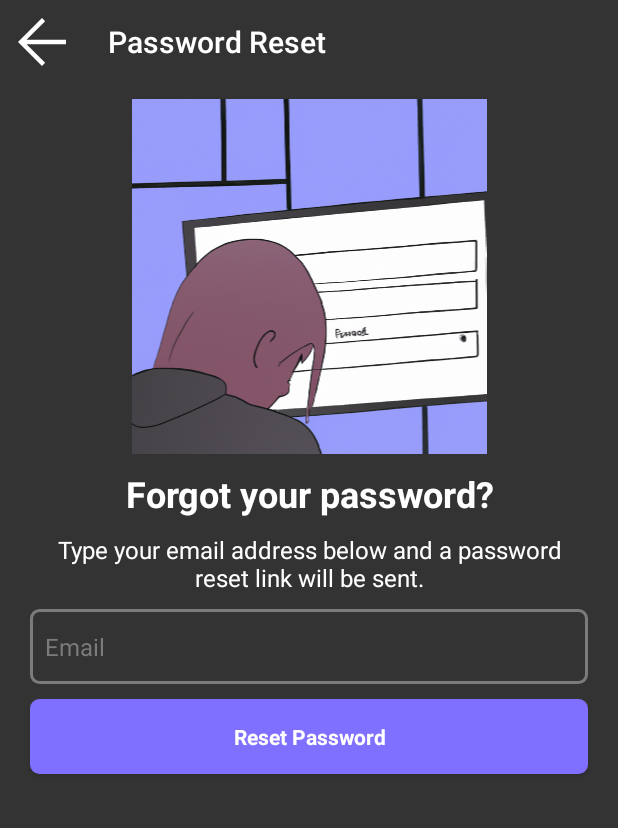
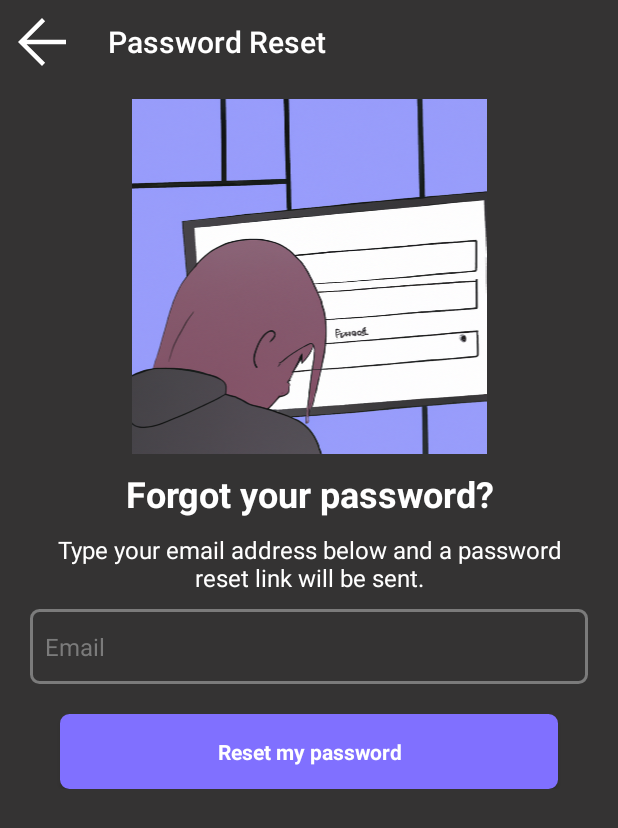
Before and after one commit to atomichades/hudlup-android-kotlin, an Android app: the ForgottenPasswordFragment screen opened through its navigation route, on a phone screen of 412 x 824 dp. Shown: the top 828 px of the screen. Run offline under Robolectric (Android 15) with nearby library versions, the phone set to English and light mode, and no system bars; our stand-ins replace Firebase (no records; nobody signed in at launch, a user with empty details on screens opened directly).

Commit message:
componentised the progress bar button

```diff
--- /dev/null
+++ b/app/src/main/java/com/example/hudlup/customComponent/ProgressButton.kt
@@ -0,0 +1,56 @@
+package com.example.hudlup.customComponent
+
+import android.animation.Animator
+import android.animation.AnimatorListenerAdapter
+import android.animation.ObjectAnimator
+import android.content.Context
+import android.util.AttributeSet
+import android.view.View
+import android.view.animation.LinearInterpolator
+import android.widget.Button
+import android.widget.ImageView
+import android.widget.ProgressBar
+import androidx.constraintlayout.widget.ConstraintLayout
+import com.example.hudlup.R
+
+
+class ProgressButton @JvmOverloads constructor(context: Context, attributeSet: AttributeSet, style: Int =0,
+): ConstraintLayout(context,attributeSet,style) {
+    var button: Button
+    var progressBar: ProgressBar
+    var image: ImageView
+    init {
+        inflate(context, R.layout.progressbutton_layout,this)
+        val customAttributesStyle = context.obtainStyledAttributes(attributeSet, R.styleable.ProgressButton, 0, 0)
+        button = findViewById<Button>(R.id.btn)
+        progressBar = findViewById<ProgressBar>(R.id.progressBar)
+        image = findViewById<ImageView>(R.id.tickImageView)
+        try {
+            button.text = customAttributesStyle.getString(R.styleable.ProgressButton_buttonText)
+        } finally {
+            customAttributesStyle.recycle()
+        }
+
+    }
+
+    fun animateSignInBtnSuccessful(completeMessage: String, duration:Long){
+        button.isEnabled = false // Disable button
+        image.visibility = View.INVISIBLE
+        progressBar.progress = 0 // reset progress
+        progressBar.visibility = View.VISIBLE
+        val anim = ObjectAnimator.ofInt(progressBar, "progress", 0, 100)
+        anim.duration = duration // Set the desired animation duration
+        button.text = completeMessage
+        anim.addListener(object : AnimatorListenerAdapter() {
+            override fun onAnimationEnd(animation: Animator) {
+                progressBar.visibility = View.GONE // Hide the progress bar
+                button.text = "" // Clear the button text
+                image.visibility = View.VISIBLE // Make the tick visible
+            }
+        })
+        val interpolator = LinearInterpolator()
+        anim.interpolator = interpolator
+        anim.start()
+    }
+
+}
--- a/app/src/main/java/com/example/hudlup/onboarding/ForgottenPasswordFragment.kt
+++ b/app/src/main/java/com/example/hudlup/onboarding/ForgottenPasswordFragment.kt
@@ -49,8 +49,10 @@ class ForgottenPasswordFragment : Fragment() {
             if (binding.emailEditTxt.text.isEmpty()){
                 binding.emailEditTxt.setError("You must enter an email address")
             }else {
+                binding.para1.setText(R.string.passwordResetComplete)
+                binding.para1.visibility = View.VISIBLE
+                binding.resetBtn.animateSignInBtnSuccessful("Attempting to reset", 4000)
                 Firebase.auth.sendPasswordResetEmail(binding.emailEditTxt.text.toString()).addOnCompleteListener {
-                    binding.para1.setText(R.string.passwordResetComplete)
                     Thread.sleep(4000)
                     NavHostFragment.findNavController(this).popBackStack()
             }
--- a/app/src/main/res/layout/fragment_forgotten_password.xml
+++ b/app/src/main/res/layout/fragment_forgotten_password.xml
@@ -51,6 +51,7 @@
         android:id="@+id/para1"
         app:layout_constraintStart_toStartOf="parent"
         app:layout_constraintEnd_toEndOf="parent"
+        app:layout_constraintBottom_toTopOf="@id/emailEditTxt"
         android:layout_marginTop="10dp"
         android:text="@string/type_your_email_address_below_and_a_password_reset_link_will_be_sent"
         style="@style/Paragraph1"
@@ -78,20 +79,18 @@
         android:inputType="textEmailAddress"
         />
 
-    <Button
+    <com.example.hudlup.customComponent.ProgressButton
         android:layout_width="match_parent"
         android:layout_height="wrap_content"
-        android:id="@+id/reset_btn"
-        android:layout_marginTop="10dp"
-        app:layout_constraintHeight_max="100dp"
-        app:layout_constraintHeight_min="50dp"
-        android:layout_marginStart="20dp"
-        android:layout_marginEnd="20dp"
         app:layout_constraintTop_toBottomOf="@id/emailEditTxt"
         app:layout_constraintStart_toStartOf="parent"
         app:layout_constraintEnd_toEndOf="parent"
-        style="@style/primaryBtn"
-        android:text="@string/reset_password"
-        />
+        android:layout_marginTop="10dp"
+        android:id="@+id/resetBtn"
+        app:layout_constraintHeight_max="100dp"
+        app:layout_constraintHeight_min="50dp"
+        app:buttonText="Reset my password"/>
+
+
 
 </androidx.constraintlayout.widget.ConstraintLayout>
--- /dev/null
+++ b/app/src/main/res/layout/progressbutton_layout.xml
@@ -0,0 +1,52 @@
+<?xml version="1.0" encoding="utf-8"?>
+<androidx.constraintlayout.widget.ConstraintLayout xmlns:android="http://schemas.android.com/apk/res/android"
+    xmlns:app="http://schemas.android.com/apk/res-auto"
+    android:layout_width="match_parent"
+    android:layout_height="match_parent"
+    android:paddingStart="20dp"
+    android:paddingEnd="20dp"
+    android:animateLayoutChanges="true"
+    >
+    <Button
+        android:layout_width="match_parent"
+        android:layout_height="wrap_content"
+        android:id="@+id/btn"
+        android:layout_marginTop="10dp"
+        app:layout_constraintHeight_max="100dp"
+        app:layout_constraintHeight_min="50dp"
+        android:layout_marginStart="20dp"
+        android:layout_marginEnd="20dp"
+        app:layout_constraintTop_toTopOf="parent"
+        app:layout_constraintStart_toStartOf="parent"
+        app:layout_constraintEnd_toEndOf="parent"
+        app:layout_constraintBottom_toBottomOf="parent"
+        style="@style/primaryBtn"
+        android:text="@string/sign_up"
+        />
+    <ProgressBar
+        android:id="@+id/progressBar"
+        style="?android:attr/progressBarStyleHorizontal"
+        android:layout_width="0dp"
+        android:layout_height="8dp"
+        android:layout_marginStart="20dp"
+        android:layout_marginEnd="20dp"
+        android:indeterminate="false"
+        android:progressTint="@color/Btn_Text"
+        android:max="100"
+        android:progress="0"
+        app:layout_constraintTop_toTopOf="@id/btn"
+        app:layout_constraintStart_toStartOf="@id/btn"
+        app:layout_constraintEnd_toEndOf="@id/btn" />
+    <ImageView
+        android:id="@+id/tickImageView"
+        android:layout_width="wrap_content"
+        android:layout_height="wrap_content"
+        android:src="@drawable/baseline_check_24"
+        android:visibility="invisible"
+        android:elevation="5dp"
+        app:layout_constraintTop_toTopOf="@id/btn"
+        app:layout_constraintStart_toStartOf="@id/btn"
+        app:layout_constraintEnd_toEndOf="@id/btn"
+        app:layout_constraintBottom_toBottomOf="@id/btn"
+        app:tint="@android:color/white" />
+</androidx.constraintlayout.widget.ConstraintLayout>
```
Also changed, not shown: app/src/main/res/values/attrs.xml (added, +9 -0 lines).
